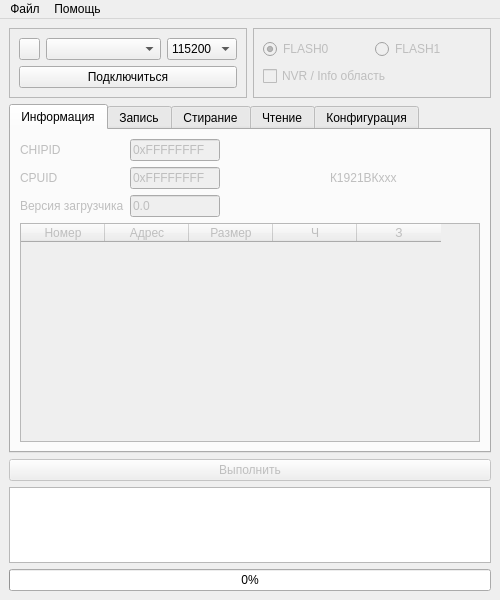
The window that app/ui/main.ui (ntsfv/flasher) describes before a commit, drawn with Qt 5.
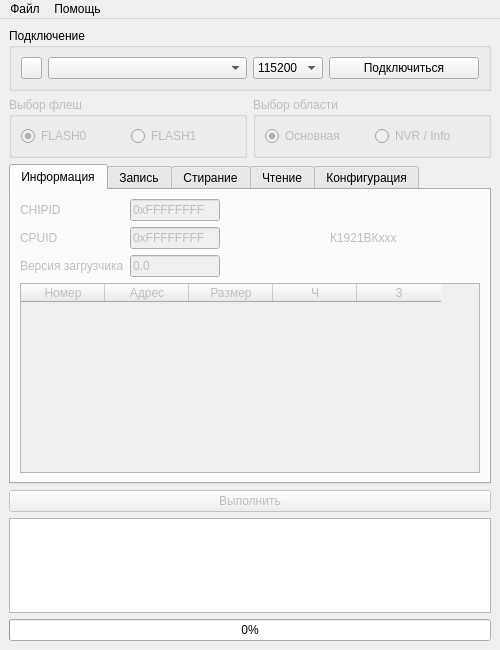
The same window after the commit. Icons and pictures are not drawn.

Commit message: Перекроил вернюю часть окна

Patch:
```diff
--- a/app/ui/main.ui
+++ b/app/ui/main.ui
@@ -7,19 +7,19 @@
     <x>0</x>
     <y>0</y>
     <width>500</width>
-    <height>600</height>
+    <height>650</height>
    </rect>
   </property>
   <property name="minimumSize">
    <size>
     <width>500</width>
-    <height>600</height>
+    <height>650</height>
    </size>
   </property>
   <property name="maximumSize">
    <size>
     <width>500</width>
-    <height>600</height>
+    <height>650</height>
    </size>
   </property>
   <property name="windowTitle">
@@ -30,24 +30,15 @@
     <normaloff>:/icons/flasher.png</normaloff>:/icons/flasher.png</iconset>
   </property>
   <widget class="QWidget" name="centralwidget">
-   <layout class="QVBoxLayout" name="verticalLayout_10">
+   <layout class="QVBoxLayout" name="verticalLayout_12">
     <item>
-     <layout class="QHBoxLayout" name="hbox_global_opt">
+     <layout class="QVBoxLayout" name="vbox_options">
       <item>
-       <widget class="QFrame" name="frm_connect">
-        <property name="maximumSize">
-         <size>
-          <width>16777215</width>
-          <height>71</height>
-         </size>
+       <widget class="QGroupBox" name="gbox_connect">
+        <property name="title">
+         <string>Подключение</string>
         </property>
-        <property name="frameShape">
-         <enum>QFrame::StyledPanel</enum>
-        </property>
-        <property name="frameShadow">
-         <enum>QFrame::Raised</enum>
-        </property>
-        <layout class="QVBoxLayout" name="verticalLayout_11">
+        <layout class="QHBoxLayout" name="horizontalLayout_3">
          <item>
           <layout class="QHBoxLayout" name="hbox_port">
            <item>
@@ -139,8 +130,6 @@
           </layout>
          </item>
          <item>
-          <layout class="QHBoxLayout" name="hbox_connect">
-           <item>
             <widget class="QPushButton" name="btn_connect">
              <property name="minimumSize">
               <size>
@@ -150,7 +139,7 @@
              </property>
              <property name="maximumSize">
               <size>
-               <width>16777215</width>
+             <width>150</width>
                <height>16777215</height>
               </size>
              </property>
@@ -160,20 +149,17 @@
             </widget>
            </item>
           </layout>
-         </item>
-        </layout>
        </widget>
       </item>
       <item>
-       <widget class="QFrame" name="frm_flash">
+       <layout class="QHBoxLayout" name="hbox_selection">
+        <item>
+         <widget class="QGroupBox" name="gbox_flash">
         <property name="enabled">
          <bool>false</bool>
         </property>
-        <property name="frameShape">
-         <enum>QFrame::StyledPanel</enum>
-        </property>
-        <property name="frameShadow">
-         <enum>QFrame::Raised</enum>
+          <property name="title">
+           <string>Выбор флеш</string>
         </property>
         <layout class="QVBoxLayout" name="verticalLayout">
          <item>
@@ -203,15 +189,49 @@
            </item>
           </layout>
          </item>
+          </layout>
+         </widget>
+        </item>
          <item>
-          <widget class="QCheckBox" name="chbox_nvr">
+         <widget class="QGroupBox" name="gbox_region">
+          <property name="enabled">
+           <bool>false</bool>
+          </property>
+          <property name="title">
+           <string>Выбор области</string>
+          </property>
+          <layout class="QVBoxLayout" name="verticalLayout_10">
+           <item>
+            <layout class="QHBoxLayout" name="hbox_region">
+             <item>
+              <widget class="QRadioButton" name="rbtn_regionmain">
+               <property name="layoutDirection">
+                <enum>Qt::LeftToRight</enum>
+               </property>
+               <property name="autoFillBackground">
+                <bool>false</bool>
+               </property>
            <property name="text">
-            <string notr="true">NVR / Info область</string>
-           </property>
-          </widget>
-         </item>
-        </layout>
-       </widget>
+                <string notr="true">Основная</string>
+               </property>
+               <property name="checked">
+                <bool>true</bool>
+               </property>
+              </widget>
+             </item>
+             <item>
+              <widget class="QRadioButton" name="rbtn_regionnvr">
+               <property name="text">
+                <string notr="true">NVR / Info</string>
+               </property>
+              </widget>
+             </item>
+            </layout>
+           </item>
+          </layout>
+         </widget>
+        </item>
+       </layout>
       </item>
      </layout>
     </item>
@@ -223,7 +243,7 @@
       <property name="minimumSize">
        <size>
         <width>0</width>
-        <height>349</height>
+        <height>320</height>
        </size>
       </property>
       <property name="maximumSize">
```
Left out of the diff: 107 changed lines with no effect on the pictures. Lines whose indentation alone changed are shown as unchanged. The commit also changes 2 other files.
